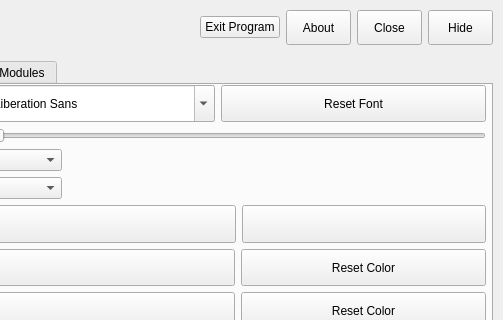
First picture: the form in stopwatchinteractiveeditor.ui, repository Bo0sted/phasmophobia-stopwatch-timer, before the edit; both pictures show x 158 to 661 and y 0 to 320 of the 661 by 678 pixel window.
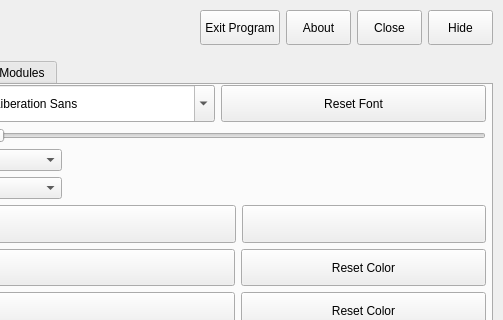
Second picture: the form after the edit.

Patch:
```diff
--- a/stopwatchinteractiveeditor.ui
+++ b/stopwatchinteractiveeditor.ui
@@ -204,6 +204,18 @@
        </item>
        <item>
         <widget class="QPushButton" name="exitProgramButton">
+         <property name="sizePolicy">
+          <sizepolicy hsizetype="Preferred" vsizetype="Fixed">
+           <horstretch>0</horstretch>
+           <verstretch>0</verstretch>
+          </sizepolicy>
+         </property>
+         <property name="maximumSize">
+          <size>
+           <width>110</width>
+           <height>50</height>
+          </size>
+         </property>
          <property name="text">
           <string>Exit Program</string>
          </property>
```
Left out of the diff: 2 changed lines with no effect on the pictures.
